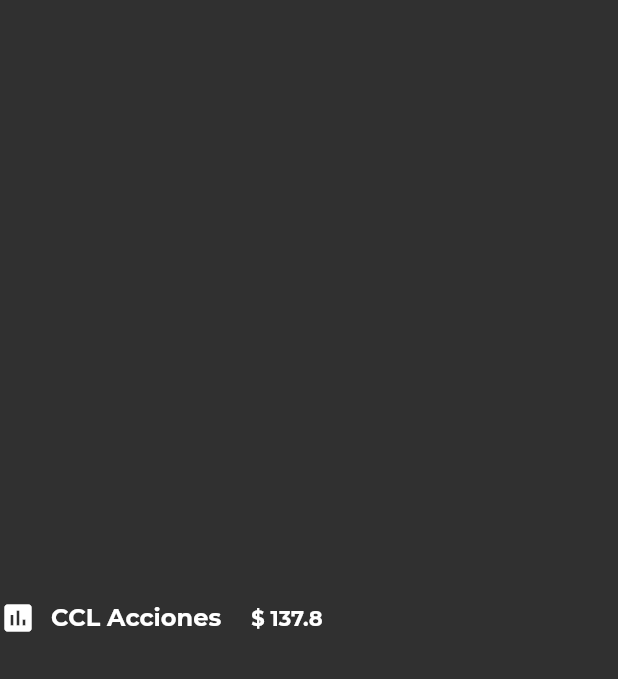
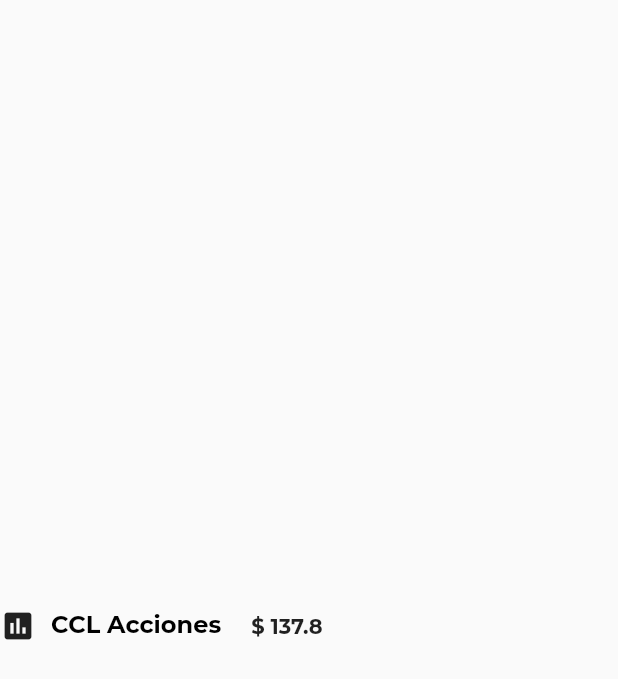
Before and after one commit to matimacazaga/financial_dashboard, a Flutter app: the CclAcciones widget shown alone on an empty page, opened directly, on a phone screen of 412 x 824 dp. Shown: the top 679 px of the screen. Run offline on Flutter 3.47's test engine with Material 2 defaults, Android fonts, the phone set to English and light mode, and no system bars; our stand-ins replace flutter_money_formatter; project files that could hold a hidden picture were left out.

```diff
--- a/flutter_version/financial_dashboard/lib/main.dart
+++ b/flutter_version/financial_dashboard/lib/main.dart
@@ -11,8 +11,8 @@ class MyApp extends StatelessWidget {
   Widget build(BuildContext context) {
     return MaterialApp(
       title: 'Panel Financiero',
-      theme: ThemeData.dark().copyWith(
-        textTheme: ThemeData.dark().textTheme.apply(
+      theme: ThemeData.light().copyWith(
+        textTheme: ThemeData.light().textTheme.apply(
               fontFamily: 'Montserrat',
             ),
       ),
--- a/flutter_version/financial_dashboard/lib/widgets/ccl_acciones.dart
+++ b/flutter_version/financial_dashboard/lib/widgets/ccl_acciones.dart
@@ -9,7 +9,9 @@ class CclAcciones extends StatelessWidget {
 
   @override
   Widget build(BuildContext context) {
-    return Container(
+    return Padding(
+      padding: const EdgeInsets.only(top: 10.0),
+      child: Container(
         alignment: Alignment.centerLeft,
         width: 555.0,
         child: Row(
@@ -31,6 +33,7 @@ class CclAcciones extends StatelessWidget {
             )
           ],
         ),
+      ),
     );
   }
 }
--- a/flutter_version/financial_dashboard/lib/widgets/custom_data_table.dart
+++ b/flutter_version/financial_dashboard/lib/widgets/custom_data_table.dart
@@ -12,7 +12,7 @@ class CustomDataTable extends StatelessWidget {
   @override
   Widget build(BuildContext context) {
     return Container(
-      decoration: kBoxDecorationDataTable,
+      decoration: kBoxDecorationDataTableShadow,
       child: SingleChildScrollView(
         scrollDirection: Axis.vertical,
         child: SingleChildScrollView(
```
Also changed, not shown: flutter_version/financial_dashboard/lib/utils/constants.dart (+22 -3 lines). Lines whose indentation alone changed are shown as unchanged.
